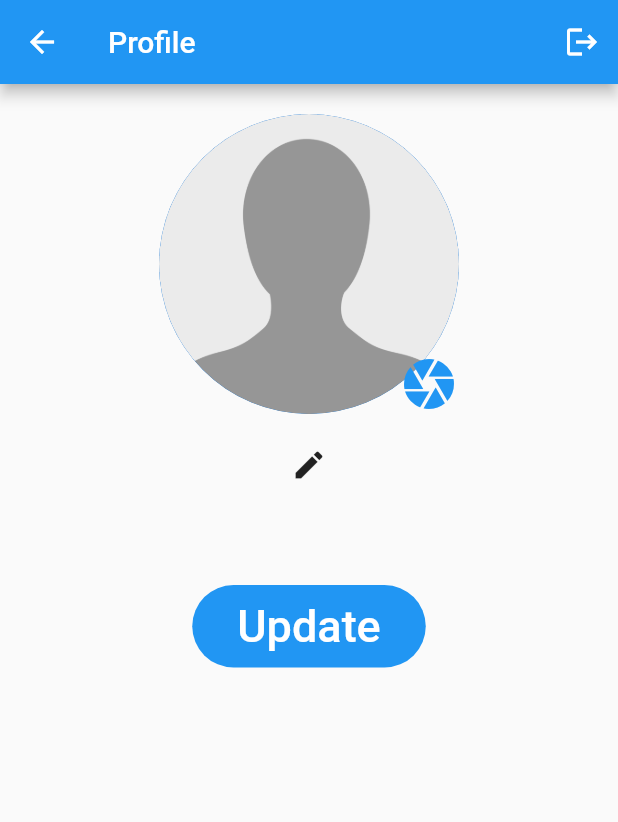
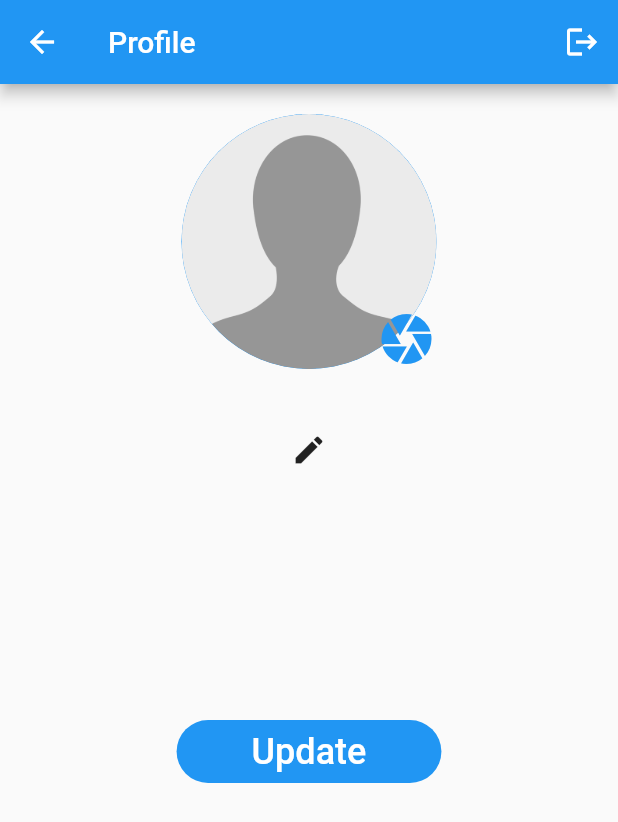
Before and after one commit to FaizanUllahDev/fyp_secure_com, a Flutter app: the Profile screen opened directly, on a phone screen of 412 x 824 dp. Shown: the top 822 px of the screen. Run offline on Flutter 3.47's test engine with Material 2 defaults, Android fonts, the phone set to English and light mode, and no system bars; our stand-ins replace animated_text_kit, awesome_dialog, cached_network_image, connectivity, contacts_service, file_picker and 19 more; missing offline and left inert: encrypt, flutter_custom_dialog, flutter_sound_lite, flutter_sound_platform_interface, search_page; accounts and stored records are empty; generated files the repository leaves out were written again; network calls fail.

Commit message:
updated details

```diff
--- a/lib/CustomsWidget/profile.dart
+++ b/lib/CustomsWidget/profile.dart
@@ -70,54 +70,24 @@ class _ProfileState extends State<Profile> {
           child: Center(
             child: Obx(
               () => Column(
+                mainAxisAlignment: MainAxisAlignment.spaceAround,
                 children: [
-                  Stack(
-                    alignment: Alignment.center,
+                  Column(
                     children: [
                       CircleAvatar(
-                        maxRadius: 100,
-                        backgroundColor: white,
-                        child: Stack(
-                          alignment: Alignment.topCenter,
-                          children: [
-                            _image.path == ""
+                        maxRadius: 85,
+                        backgroundColor: blue,
+                        backgroundImage: _image.path == ""
                             ? image == "" || image.isEmpty
-                                    ? CircleAvatar(
-                                        maxRadius: 100,
-                                        backgroundImage: AssetImage(
-                                            "assets/images/demo.png"))
-                                    : CircleAvatar(
-                                        maxRadius: 100,
-                                        backgroundImage: NetworkImage(
-                                            '$FILES_IMG${Get.find<ChatController>().curImg.value}'),
+                                ? AssetImage("assets/images/demo.png")
+                                : NetworkImage(
+                                    '$FILES_IMG${Get.find<ChatController>().curImg.value}',
                                   )
-                                : Center(
-                                    child: CircleAvatar(
-                                      maxRadius: 100,
-                                      backgroundImage:
-                                          FileImage(_image, scale: 0.6),
-                                    ),
-                                  ),
-                            Align(
-                              alignment: Alignment.bottomRight,
-                              child: IconButton(
-                                onPressed: () {
-                                  chooseDialog(context);
-                                },
-                                icon: Icon(
-                                  Icons.camera,
-                                  size: 40,
-                                  color: blue,
-                                ),
-                              ),
-                            ),
-                          ],
-                        ),
-                      ),
-                    ],
+                            : FileImage(_image, scale: 0.6),
+                        child: getPicker(),
                       ),
                       SizedBox(
-                    height: 10,
+                        height: 30,
                       ),
                       !isEdit
                           ? Row(
@@ -157,6 +127,12 @@ class _ProfileState extends State<Profile> {
                             .toUpperCase(),
                         style: TextStyle(fontSize: 15),
                       ),
+                    ],
+                  ),
+                  SizedBox(
+                    height: 100,
+                  ),
+
                   // isEdit
                   //     ?
                   TextButton(
@@ -206,8 +182,8 @@ class _ProfileState extends State<Profile> {
                         top: 30,
                       ),
                       padding: EdgeInsets.symmetric(
-                        horizontal: 30,
-                        vertical: 10,
+                        horizontal: 50,
+                        vertical: 7,
                       ),
                       decoration: BoxDecoration(
                         color: blue,
@@ -215,7 +191,7 @@ class _ProfileState extends State<Profile> {
                       ),
                       child: Text(
                         "Update",
-                        style: TextStyle(fontSize: 30, color: white),
+                        style: TextStyle(fontSize: 24, color: white),
                       ),
                     ),
                   )
@@ -224,6 +200,22 @@ class _ProfileState extends State<Profile> {
               ),
             ),
           ),
+        ),
+      ),
+    );
+  }
+
+  getPicker() {
+    return Align(
+      alignment: Alignment.bottomRight,
+      child: IconButton(
+        onPressed: () {
+          chooseDialog(context);
+        },
+        icon: Icon(
+          Icons.camera,
+          size: 40,
+          color: blue,
         ),
       ),
     );
--- a/lib/friend_list_handler/views/tabs/recieve_requests.dart
+++ b/lib/friend_list_handler/views/tabs/recieve_requests.dart
@@ -129,7 +129,7 @@ class _FriendRequestState extends State<FriendRequest> {
                                       trailing: model.status == 'Request'
                                           ? Container(
                                               padding: EdgeInsets.symmetric(
-                                                  horizontal: 7, vertical: 7),
+                                                  horizontal: 15, vertical: 8),
                                               decoration: BoxDecoration(
                                                   color: blue,
                                                   borderRadius:
```
Lines whose indentation alone changed are shown as unchanged.
